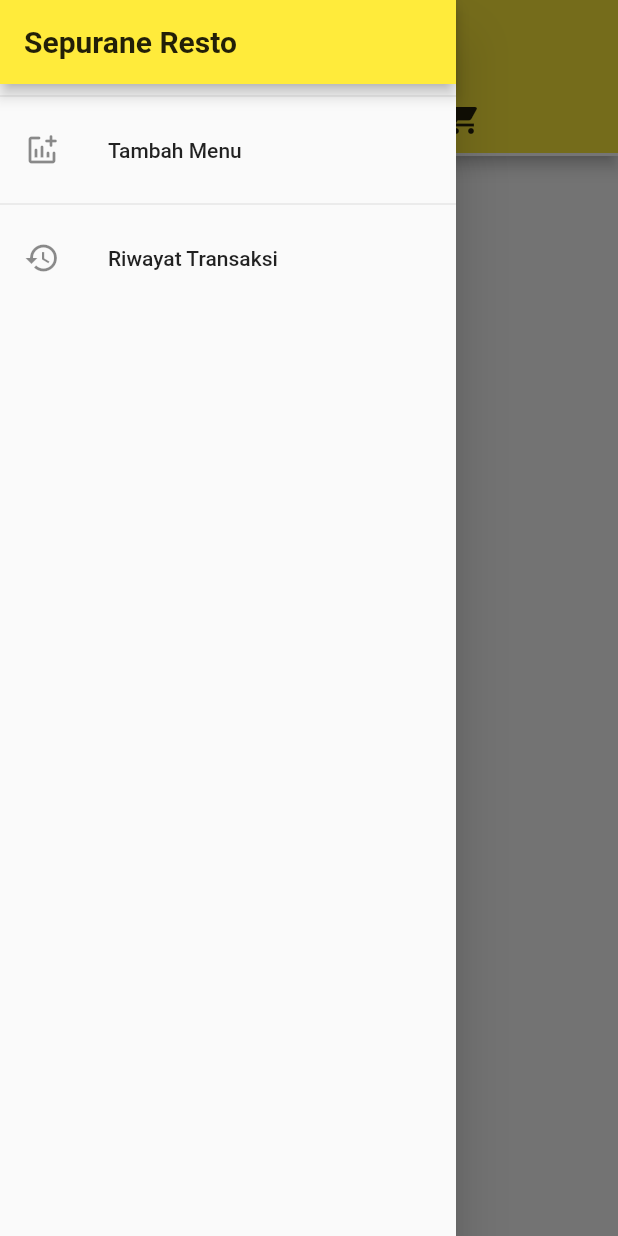
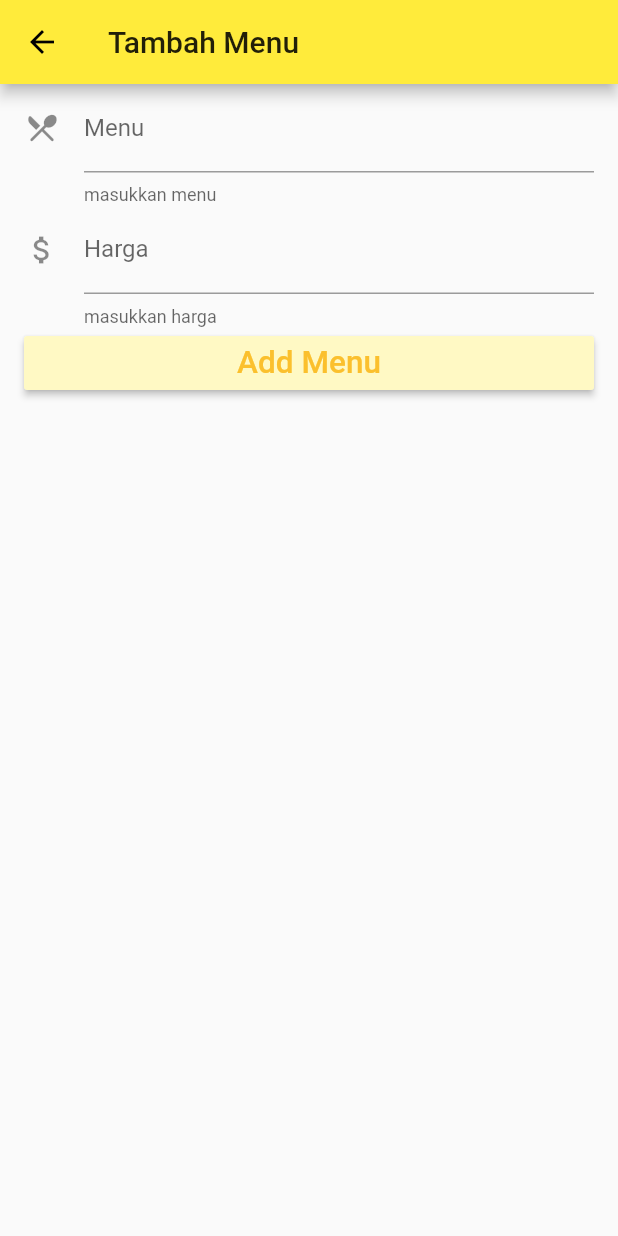
Before and after one commit to room2468/14-final-project-sepurane-3, a Flutter app: the screen it shows after launch, tab 2 chosen, in the side drawer, after a tap on "Tambah Menu", on a phone screen of 412 x 824 dp. Run offline on Flutter 3.47's test engine with Material 2 defaults, Android fonts, the light colour scheme and no system bars; network calls fail.

Commit message:
menambahkan halaman tambah menu

```diff
--- a/lib/main.dart
+++ b/lib/main.dart
@@ -1,6 +1,7 @@
 import 'package:flutter/material.dart';
 import 'package:sepurane_kasir/screens/MenuScreen.dart';
 import 'package:sepurane_kasir/screens/RiwayatTransaksi.dart';
+import 'package:sepurane_kasir/screens/AddMenu.dart';
 
 void main() {
   runApp(MyApp());
@@ -58,7 +59,11 @@ class _MyHomePageState extends State<MyHomePage> {
             ListTile(
               leading: Icon(Icons.addchart_rounded),
               title: Text('Tambah Menu'),
-              onTap: () {},
+              onTap: () {
+                Navigator.of(context).push(new MaterialPageRoute(
+                  builder: (BuildContext context) => new AddMenu(),
+                ));
+              },
             ),
             Divider(),
             ListTile(
--- /dev/null
+++ b/lib/screens/AddMenu.dart
@@ -0,0 +1,104 @@
+import 'package:flutter/material.dart';
+import 'package:flutter/services.dart';
+import 'package:sepurane_kasir/model/MenuModel.dart';
+import 'package:sepurane_kasir/main.dart';
+
+class AddMenu extends StatefulWidget {
+  @override
+  _AddMenuState createState() => _AddMenuState();
+}
+
+class _AddMenuState extends State<AddMenu> {
+  MenuModel menu;
+
+  TextEditingController nameController = TextEditingController();
+
+  TextEditingController priceController = TextEditingController();
+
+  @override
+  Widget build(BuildContext context) {
+    if (menu != null) {
+      nameController.text = menu.name;
+      priceController.text = menu.price.toString();
+    }
+
+    return Scaffold(
+      appBar: AppBar(
+        title: Text('Tambah Menu'),
+        leading: IconButton(
+            icon: Icon(Icons.arrow_back),
+            onPressed: () {
+              Navigator.of(context).push(MaterialPageRoute(
+                    builder: (BuildContext context) => MyApp()));
+            },
+          ),
+      ),
+      body: SafeArea(
+        top: false,
+        bottom: false,
+        child: Form(
+          autovalidate: false,
+          child: ListView(
+            padding: const EdgeInsets.symmetric(horizontal: 16.0),
+            children: <Widget> [
+              TextFormField(
+                decoration: const InputDecoration(
+                  icon: Icon(Icons.restaurant_menu_rounded),
+                  helperText: 'masukkan menu',
+                  labelText: 'Menu'
+                ),
+                keyboardType: TextInputType.name,
+                validator: (menuvalue) {
+                  if (menuvalue.isEmpty) {
+                    return 'silakan isi menu';
+                  }
+                  return null;
+                },
+              ),
+
+              TextFormField(
+                decoration: const InputDecoration(
+                  icon: Icon(Icons.attach_money),
+                  helperText: 'masukkan harga',
+                  labelText: 'Harga',
+                ),
+                keyboardType: TextInputType.number,
+                //onFieldSubmitted: (),
+                  //(pricevalue) {
+                  //setState(() {
+                  //  menu.price = pricevalue as int;
+                  //});
+                  //},
+                validator: (pricevalue) {
+                  if (pricevalue.isEmpty) {
+                    return 'silakan isi harga';
+                  }
+                  return null;
+                },
+              ),
+
+              RaisedButton(
+                color: Theme.of(context).primaryColorLight,
+                textColor: Theme.of(context).primaryColorDark,
+                child: Text(
+                  'Add Menu',
+                  textScaleFactor: 1.5,
+                ),
+                onPressed: () {
+                  if (menu == null) {
+                    menu = MenuModel(nameController.text, int.parse(priceController.text));
+                  } else {
+                    menu.name = nameController.text;
+                    menu.price = int.parse(priceController.text);
+                  }
+
+                  Navigator.pop(context, menu);
+                },
+              ),
+            ],
+          ),
+        ),
+      ),
+    );
+  }
+}
```
Also changed, not shown: lib/screens/RiwayatTransaksi.dart (+0 -30 lines).
